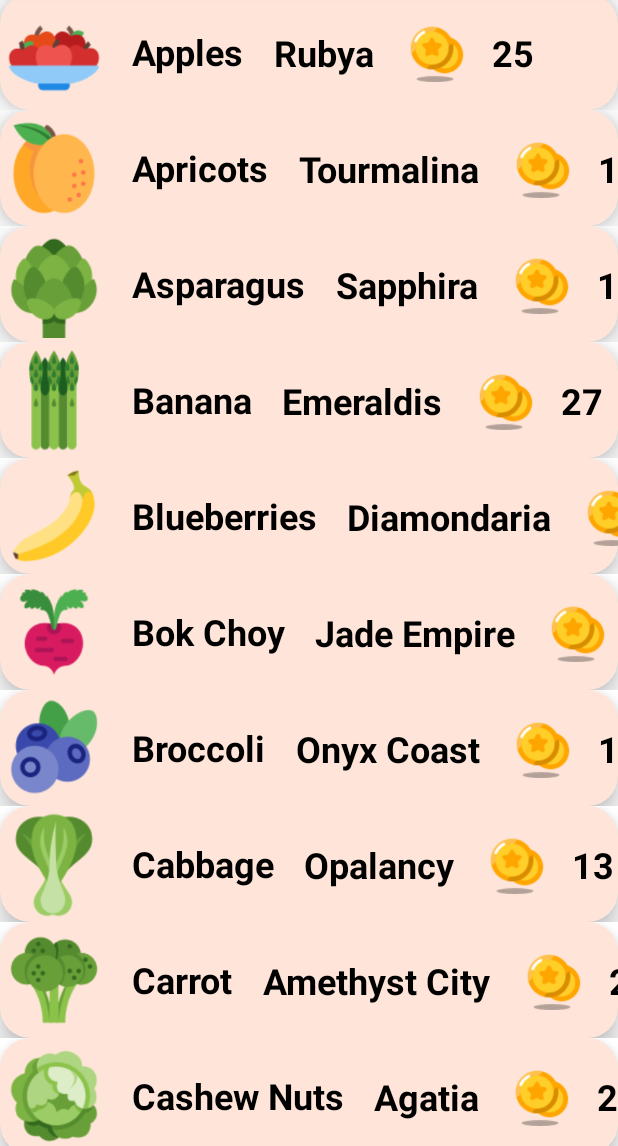
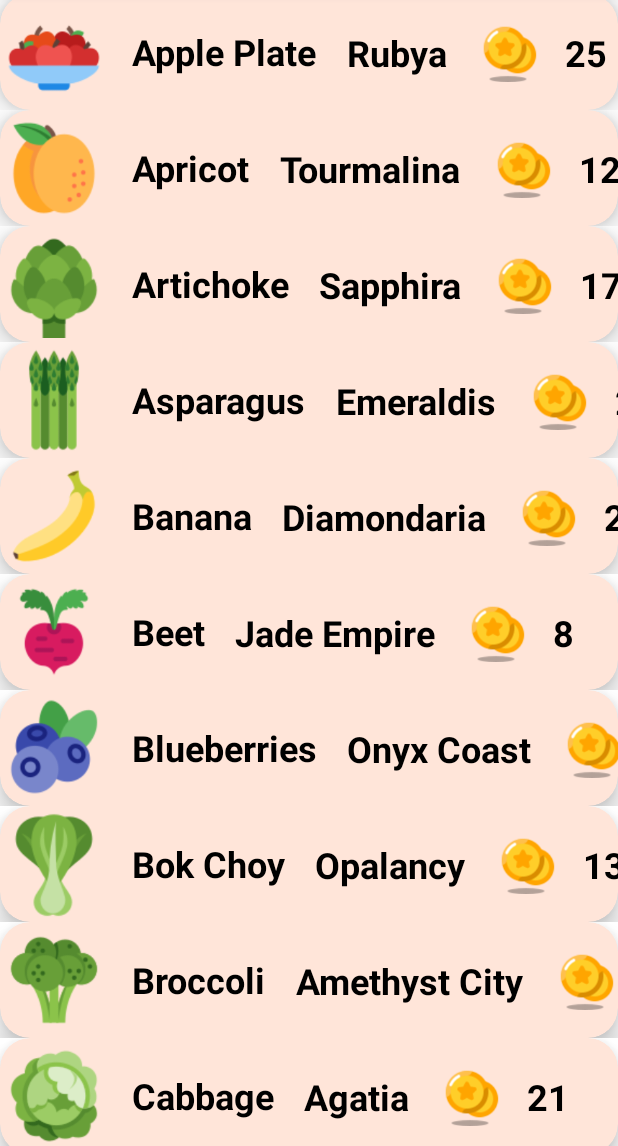
Before and after one commit to KeraLinn/MoG-0423, an Android app: the CommodityRecyclerViewDataClass screen opened directly, with no data from a screen before it, on a phone screen of 412 x 824 dp, the part 90-1236 px from its top. Run offline under Robolectric (Android 15) with nearby library versions, the light colour scheme and no system bars; Roboto replaces fonts that are not available here.

Commit message:
Cleaned up code (removed extraneous/commented out code) from the classes. In strings.xml, added new array "City Names for Commodity" to list 32 city names (not matching to 'story' of cities, just needed 32 for the current RecyclerView) and beginning to add remaining City Texts.

```diff
--- a/app/src/main/java/com/example/mog_0423/CommodityRecyclerViewDataClass.java
+++ b/app/src/main/java/com/example/mog_0423/CommodityRecyclerViewDataClass.java
@@ -44,8 +44,6 @@ public class CommodityRecyclerViewDataClass extends AppCompatActivity {
         RecyclerView recyclerView = findViewById(R.id.commodityRecyclerView);
 
         setUpCommodityList();
-        //Collection<Commodity> commodities = new ArrayList<>(commodity.getAllCommodities());
-        //commodityList.addAll(commodity.getAllCommodities());
 
         CommodityRecyclerViewAdapter adapter = new CommodityRecyclerViewAdapter(this,
                 commodityList);
@@ -54,26 +52,14 @@ public class CommodityRecyclerViewDataClass extends AppCompatActivity {
     }
     private void setUpCommodityList() {
 
-        //String[] commodityListNames =
-                //getResources().getStringArray(R.array.commodity_names_list);
-        String[] commodityLocationNames = getResources().getStringArray(R.array.city_names_list);
-        int[] priceArray = {25, 12, 17, 27, 29, 8, 16, 13, 27, 21};//, 15, 26, 15, 9, 10, 27, 18,
-        //19, 15, 28, 11, 29, 10, 12, 21, 29, 30, 29, 14, 27, 8, 11};*/
-        String[] myString = {"Apples","Apricots","Asparagus","Banana","Blueberries","Bok Choy",
-                "Broccoli","Cabbage","Carrot","Cashew Nuts"};
-        for (int i = 0; i < myString.length; i++){
-            commodityList.add(new Commodity(myString[i],commodityLocationNames[i],
+        String[] commodityListNames =
+                getResources().getStringArray(R.array.commodity_names_list);
+        String[] commodityLocationNames = getResources().getStringArray(R.array.city_names_for_commodity);
+        int[] priceArray = {25, 12, 17, 27, 29, 8, 16, 13, 27, 21, 15, 26, 15, 9, 10, 27, 18,
+            19, 15, 28, 11, 29, 10, 12, 21, 29, 30, 29, 14, 27, 8, 11};
+        for (int i = 0; i < commodityListNames.length; i++){
+            commodityList.add(new Commodity(commodityListNames[i],commodityLocationNames[i],
                     priceArray[i],commodityImages[i]));
-            /*commodityList.add(i, new Commodity("Apples", "Rubya", 10,
-                    R.drawable.icons8_apples_plate_100));
-            commodityList.add(i, new Commodity("Apricots", "Tourmalina", 8,
-                    R.drawable.icons8_apricot_100));
-            commodityList.add(i, new Commodity("Asparagus", "Agatia", 6,
-                    R.drawable.icons8_asparagus_100));
-            commodityList.add(i, new Commodity("Banana", "Onyx Coast", 4,
-                    R.drawable.icons8_banana_100));
-            commodityList.add(i, new Commodity("Blueberries", "Sapphira", 7,
-                    R.drawable.icons8_blueberry_100));*/
         }
 
 
--- a/app/src/main/res/values/strings.xml
+++ b/app/src/main/res/values/strings.xml
@@ -5,6 +5,40 @@
 
     <!--City Names-->
     <string-array name="city_names_list">
+        <item name="city_Rubya">Rubya</item>
+        <item name="city_Tourmalina">Tourmalina</item>
+        <item name="city_Sapphira">Sapphira</item>
+        <item name="city_Emeraldis">Emeraldis</item>
+        <item name="city_Diamondaria">Diamondaria</item>
+        <item name="city_JadeEmpire">Jade Empire</item>
+        <item name="city_OnyxCoast">Onyx Coast</item>
+        <item name="city_Opalancy">Opalancy</item>
+        <item name="city_AmethystCity">Amethyst City</item>
+        <item name="city_Agatia">Agatia</item>
+    </string-array>
+    <string-array name="city_names_for_commodity">
+        <item name="city_Rubya">Rubya</item>
+        <item name="city_Tourmalina">Tourmalina</item>
+        <item name="city_Sapphira">Sapphira</item>
+        <item name="city_Emeraldis">Emeraldis</item>
+        <item name="city_Diamondaria">Diamondaria</item>
+        <item name="city_JadeEmpire">Jade Empire</item>
+        <item name="city_OnyxCoast">Onyx Coast</item>
+        <item name="city_Opalancy">Opalancy</item>
+        <item name="city_AmethystCity">Amethyst City</item>
+        <item name="city_Agatia">Agatia</item>
+        <item name="city_Rubya">Rubya</item>
+        <item name="city_Tourmalina">Tourmalina</item>
+        <item name="city_Sapphira">Sapphira</item>
+        <item name="city_Emeraldis">Emeraldis</item>
+        <item name="city_Diamondaria">Diamondaria</item>
+        <item name="city_JadeEmpire">Jade Empire</item>
+        <item name="city_OnyxCoast">Onyx Coast</item>
+        <item name="city_Opalancy">Opalancy</item>
+        <item name="city_AmethystCity">Amethyst City</item>
+        <item name="city_Agatia">Agatia</item>
+        <item name="city_AmethystCity">Amethyst City</item>
+        <item name="city_Agatia">Agatia</item>
         <item name="city_Rubya">Rubya</item>
         <item name="city_Tourmalina">Tourmalina</item>
         <item name="city_Sapphira">Sapphira</item>
@@ -73,18 +107,6 @@
         <item>Medium</item>
         <item>Hard</item>
     </string-array>
-    <string-array name="nums">
-        <item>1</item>
-        <item>2</item>
-        <item>3</item>
-        <item>4</item>
-        <item>5</item>
-        <item>6</item>
-        <item>7</item>
-        <item>8</item>
-        <item>9</item>
-        <item>10</item>
-    </string-array>
     <string-array name="Credits">
         <item name="icons8">icons8.com</item>
         <item name="Number generator">https://www.rangen.co.uk/misc/numbergen.php</item>
@@ -94,9 +116,12 @@
     <string name="goalPt_2">and retire into the lap of luxury!</string>
     <string name="lossCondition">Be careful! If you spend all your money, you will lose the game!</string>
     <string name="goodLuck">Good luck!</string>
-    <!--City Text -->
-    <string name="sapphiraWelcome">Welcome to Rubya!</string>
-    <string name="sapphiraText">Sapphira lies beside the deepest known lake.\nThe water is cool and sweet, even during the hottest summer days.\n\nFruits and vegetables that need lots of water do especially well here!
-</string>
+    <!--City Texts -->
+    <string name="sapphiraWelcome">Welcome to Sapphira!</string>
+    <string name="sapphiraText">Sapphira lies beside the deepest known lake.\nThe water is cool and sweet, even during the hottest summer days.\n\nFruits and vegetables that need lots of water do especially well here!</string>
+    <string name="rubyaWelcome">Welcome to Rubya!</string>
+    <string name="rubyaText">Rubya is a beautiful city tucked into a valley at the base of a mountain.\nThe soil is rich and perfect for delicate fruits.\n\nRubya is blessed to have 2 merchants to trade with!</string>
+
+    <!--Game Over Texts-->
     <string name="you_won">You did it! You earned enough Gold to retire in luxury!\n\nYour name will be in the Merchant Guild’s annals as one of the Successful Ones, and you will be recognized as a symbol of hope to upcoming Merchants!</string>
 </resources>
```
Also changed, not shown: app/src/main/java/com/example/mog_0423/Commodity.java (+0 -25 lines).
